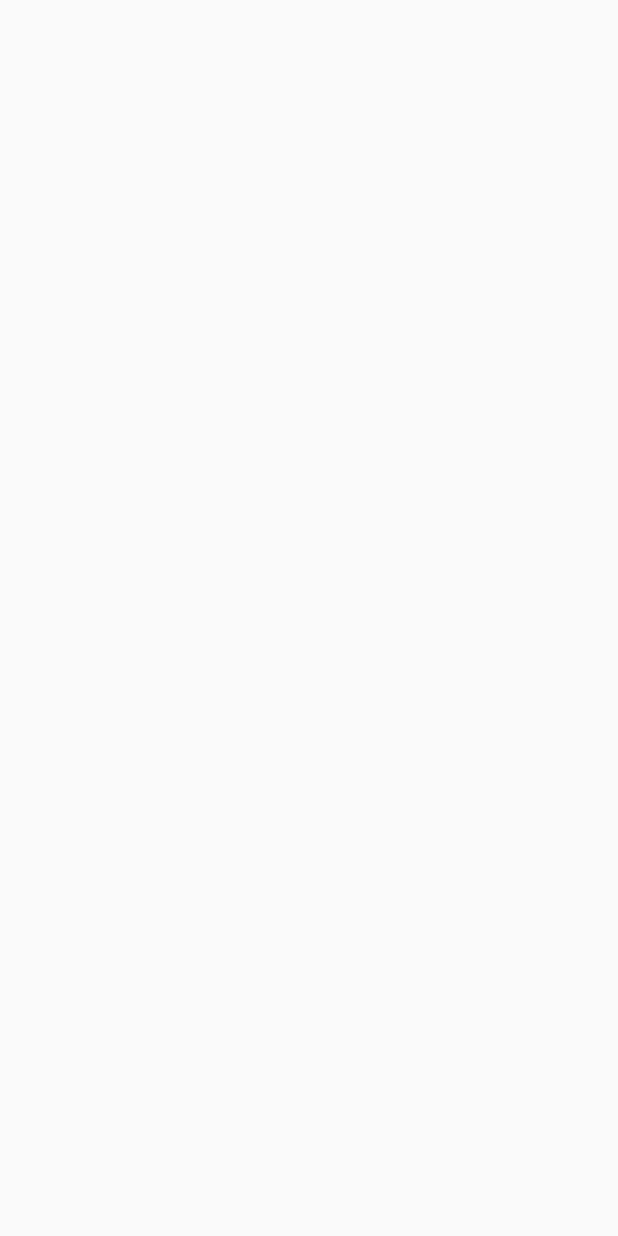
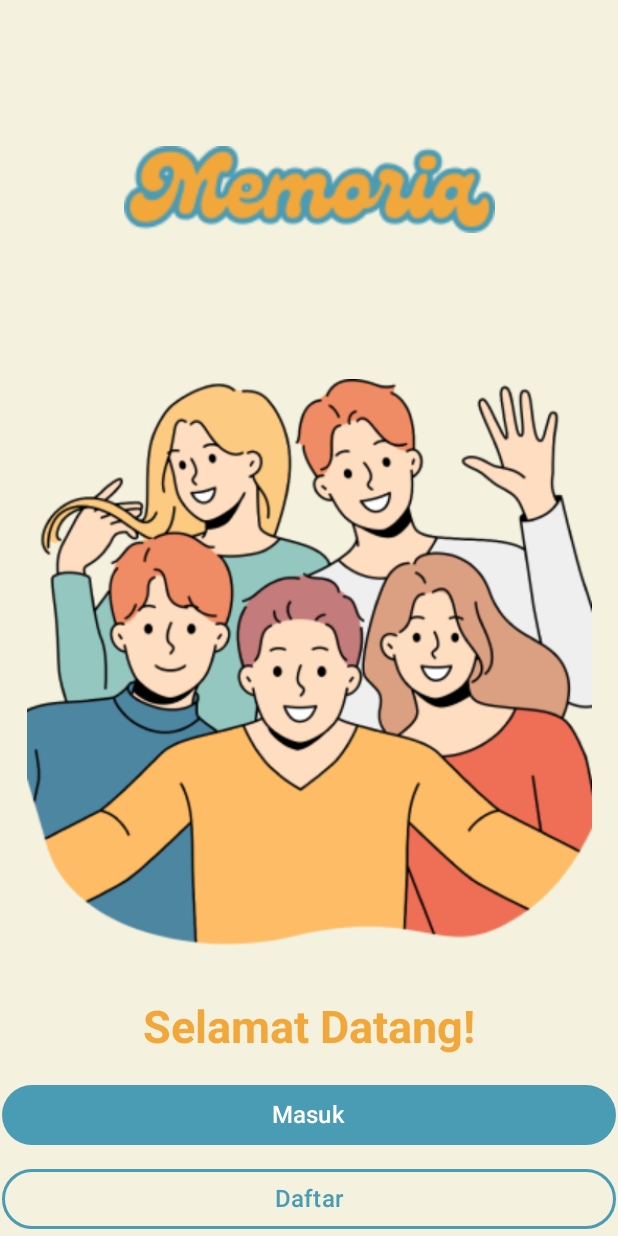
Before and after one commit to delon-nazara/campus-project-cc-end-semester, an Android app built with Jetpack Compose: the screen it shows after launch (MainActivity), on a phone screen of 412 x 824 dp. Before the commit the screen is empty. Run offline under Robolectric (Android 15) with nearby library versions, the phone set to English and light mode, and no system bars.

Commit message:
Update welcome screen

```diff
--- a/app/src/main/java/com/example/proyekakhircloudcomputing/ui/screen/WelcomeScreen.kt
+++ b/app/src/main/java/com/example/proyekakhircloudcomputing/ui/screen/WelcomeScreen.kt
@@ -1 +1,83 @@
 package com.example.proyekakhircloudcomputing.ui.screen
+
+import androidx.compose.foundation.BorderStroke
+import androidx.compose.foundation.Image
+import androidx.compose.foundation.background
+import androidx.compose.foundation.layout.Arrangement
+import androidx.compose.foundation.layout.Column
+import androidx.compose.foundation.layout.Spacer
+import androidx.compose.foundation.layout.fillMaxHeight
+import androidx.compose.foundation.layout.fillMaxWidth
+import androidx.compose.foundation.layout.height
+import androidx.compose.foundation.layout.padding
+import androidx.compose.foundation.layout.size
+import androidx.compose.foundation.shape.RoundedCornerShape
+import androidx.compose.material3.Button
+import androidx.compose.material3.ButtonDefaults
+import androidx.compose.material3.MaterialTheme
+import androidx.compose.material3.Text
+import androidx.compose.runtime.Composable
+import androidx.compose.ui.Alignment
+import androidx.compose.ui.Modifier
+import androidx.compose.ui.graphics.Color
+import androidx.compose.ui.res.colorResource
+import androidx.compose.ui.res.painterResource
+import androidx.compose.ui.text.font.FontWeight
+import androidx.compose.ui.tooling.preview.Preview
+import androidx.compose.ui.unit.dp
+import androidx.compose.ui.unit.sp
+import com.example.proyekakhircloudcomputing.R
+
+@Preview
+@Composable
+fun WelcomeScreen(
+    onLoginButtonClicked: () -> Unit = {},
+    onRegisterButtonClicked: () -> Unit = {}
+) {
+    Column(
+        modifier = Modifier
+            .background(colorResource(R.color.yellow_background))
+            .fillMaxHeight()
+            .padding(1.dp),
+        verticalArrangement = Arrangement.Center,
+        horizontalAlignment = Alignment.CenterHorizontally
+    ) {
+        Image(
+            painter = painterResource(id = R.drawable.title),
+            contentDescription = null,
+            modifier = Modifier.size(250.dp).padding(all = 1.dp)
+        )
+        Image(
+            painter = painterResource(id = R.drawable.gambar),
+            contentDescription = null,
+            modifier = Modifier.size(400.dp).padding(1.dp)
+        )
+        Text(
+            text = "Selamat Datang!",
+            style = MaterialTheme.typography.titleLarge,
+            fontSize = 30.sp,
+            fontWeight = FontWeight.Bold,
+            modifier = Modifier.padding(vertical = 16.dp),
+            color = colorResource(R.color.orange)
+
+        )
+        Button(
+            colors = ButtonDefaults.buttonColors(colorResource(R.color.blue_main)),
+            onClick = onLoginButtonClicked,
+            modifier = Modifier.fillMaxWidth(),
+            shape = RoundedCornerShape(25.dp)
+        ) {
+            Text(text = "Masuk", fontSize = 16.sp)
+        }
+        Spacer(modifier = Modifier.height(8.dp))
+        Button(
+            onClick = onRegisterButtonClicked,
+            border = BorderStroke(2.dp, colorResource(R.color.blue_main)),
+            colors = ButtonDefaults.buttonColors(Color.Transparent),
+            modifier = Modifier.fillMaxWidth(),
+            shape = RoundedCornerShape(25.dp),
+        ) {
+            Text(text = "Daftar", fontSize = 16.sp, color = colorResource(R.color.blue_main))
+        }
+    }
+}
--- a/app/src/main/java/com/example/proyekakhircloudcomputing/utils/NavigationComponent.kt
+++ b/app/src/main/java/com/example/proyekakhircloudcomputing/utils/NavigationComponent.kt
@@ -5,6 +5,7 @@ import androidx.navigation.NavHostController
 import androidx.navigation.compose.NavHost
 import androidx.navigation.compose.composable
 import com.example.proyekakhircloudcomputing.data.source.Route
+import com.example.proyekakhircloudcomputing.ui.screen.WelcomeScreen
 
 @Composable
 fun NavigationComponent(
@@ -16,9 +17,24 @@ fun NavigationComponent(
         startDestination = startDestination
     ) {
         // Route welcome screen
-        composable(
-            route = Route.WELCOME_SCREEN.name
-        ) {
+        composable(Route.WELCOME_SCREEN.name) {
+            WelcomeScreen(
+                onLoginButtonClicked = {
+                    navController.navigate(Route.LOGIN_SCREEN.name)
+                },
+                onRegisterButtonClicked = {
+                    navController.navigate(Route.REGISTER_SCREEN.name)
+                }
+            )
+        }
+
+        // Route login screen
+        composable(Route.LOGIN_SCREEN.name) {
+
+        }
+
+        // Route register screen
+        composable(Route.REGISTER_SCREEN.name) {
 
         }
     }
--- a/gradle/libs.versions.toml
+++ b/gradle/libs.versions.toml
@@ -2,14 +2,14 @@
 agp = "8.7.2"
 coilCompose = "2.4.0"
 firebaseBom = "33.6.0"
-kotlin = "1.9.24"
+kotlin = "1.9.0"
 coreKtx = "1.15.0"
 junit = "4.13.2"
 junitVersion = "1.2.1"
 espressoCore = "3.6.1"
 lifecycleRuntimeKtx = "2.8.7"
 activityCompose = "1.9.3"
-composeBom = "2024.11.00"
+composeBom = "2024.04.01"
 firebaseAuthKtx = "23.1.0"
 navigationCompose = "2.8.4"
 
```
Also changed, not shown: app/src/main/java/com/example/proyekakhircloudcomputing/ui/screen/archive/DiscoverActivity.kt (+5 -4 lines), app/src/main/java/com/example/proyekakhircloudcomputing/ui/screen/archive/WelcomeScreenOld.kt (renamed from app/src/main/java/com/example/proyekakhircloudcomputing/ui/screen/archive/WelcomeActivity.kt, +5 -22 lines).
